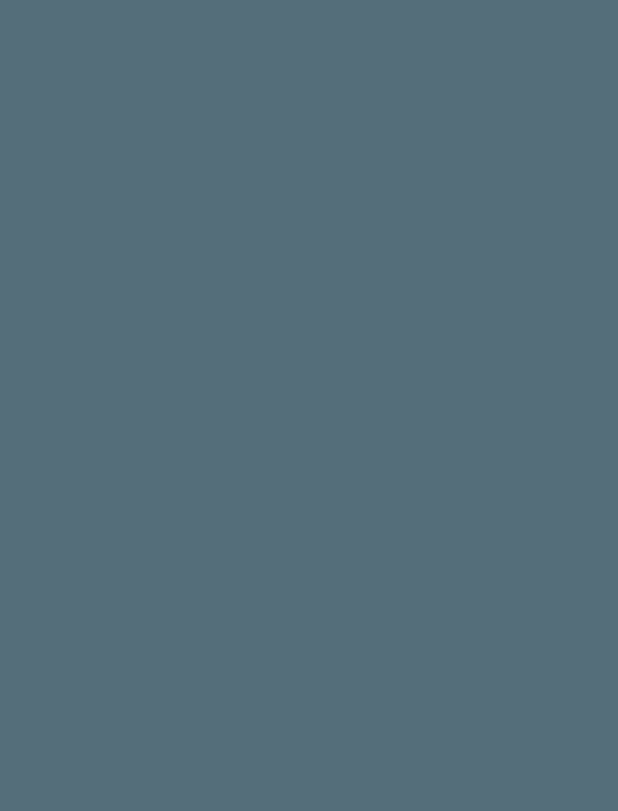
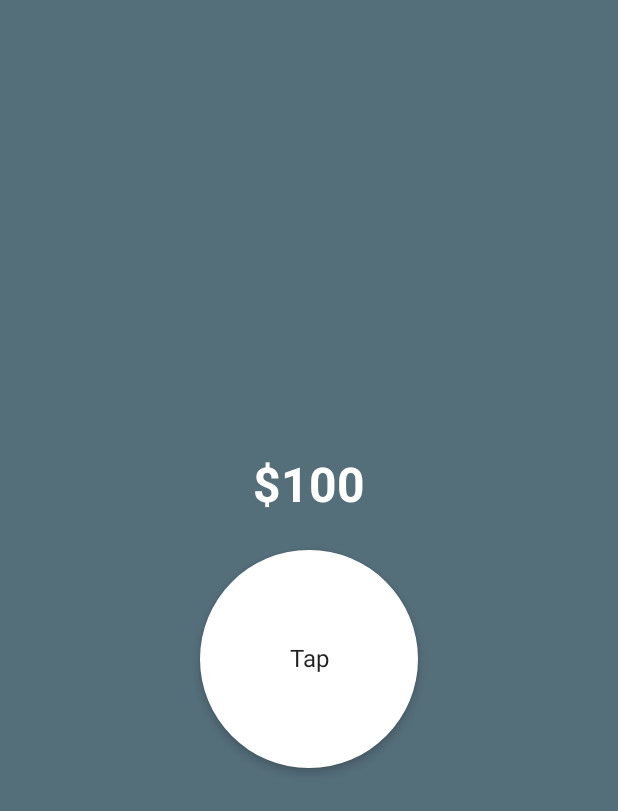
Before and after one commit to galihif/IntroToCompose, an Android app built with Jetpack Compose: the screen it shows after launch (MainActivity), on a phone screen of 412 x 824 dp. Before the commit the part shown is empty. Shown: the top 811 px of the screen. Run offline under Robolectric (Android 15) with nearby library versions, the phone set to English and light mode, and no system bars.

Commit message:
ui: add text currency

```diff
--- a/app/src/main/java/com/giftech/introtocompose/MainActivity.kt
+++ b/app/src/main/java/com/giftech/introtocompose/MainActivity.kt
@@ -3,10 +3,8 @@ package com.giftech.introtocompose
 import android.os.Bundle
 import androidx.activity.ComponentActivity
 import androidx.activity.compose.setContent
-import androidx.compose.foundation.layout.Box
-import androidx.compose.foundation.layout.fillMaxSize
-import androidx.compose.foundation.layout.padding
-import androidx.compose.foundation.layout.size
+import androidx.compose.foundation.clickable
+import androidx.compose.foundation.layout.*
 import androidx.compose.foundation.shape.CircleShape
 import androidx.compose.material.Card
 import androidx.compose.material.Surface
@@ -15,8 +13,11 @@ import androidx.compose.runtime.Composable
 import androidx.compose.ui.Alignment
 import androidx.compose.ui.Modifier
 import androidx.compose.ui.graphics.Color
+import androidx.compose.ui.text.TextStyle
+import androidx.compose.ui.text.font.FontWeight
 import androidx.compose.ui.tooling.preview.Preview
 import androidx.compose.ui.unit.dp
+import androidx.compose.ui.unit.sp
 import com.giftech.introtocompose.ui.theme.IntroToComposeTheme
 
 class MainActivity : ComponentActivity() {
@@ -37,20 +38,33 @@ fun MyApp() {
         modifier = Modifier.fillMaxSize(),
         color = Color(0xFF546E7A)
     ) {
-
+        Column(
+            verticalArrangement = Arrangement.Center,
+            horizontalAlignment = Alignment.CenterHorizontally,
+        ) {
+            Text(
+                "$100",
+                style = TextStyle(color = Color.White, fontSize = 32.sp, fontWeight = FontWeight.Bold)
+            )
+            Spacer(Modifier.height(16.dp))
+            CreateCircle()
+        }
     }
 }
 
-@Preview
 @Composable
 fun CreateCircle() {
     Card(
         modifier = Modifier
-            .padding(3.dp)
-            .size(45.dp),
+            .padding(8.dp)
+            .size(145.dp)
+            .clickable {
+
+            },
         shape = CircleShape,
+        elevation = 4.dp
     ) {
-        Box(contentAlignment = Alignment.Center){
+        Box(contentAlignment = Alignment.Center) {
             Text(text = "Tap", modifier = Modifier)
         }
     }
```
